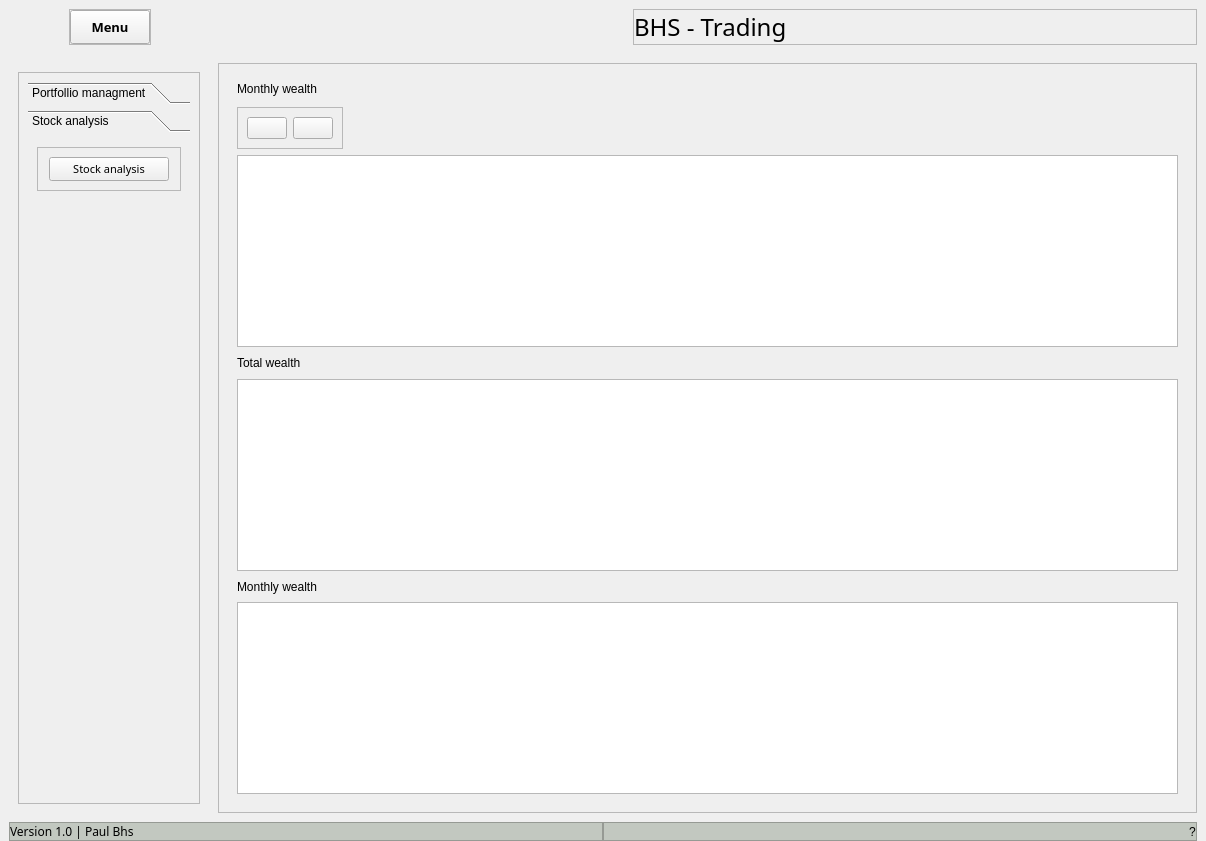
Pyodin/bhs-trading, file main.ui: the form before one commit.
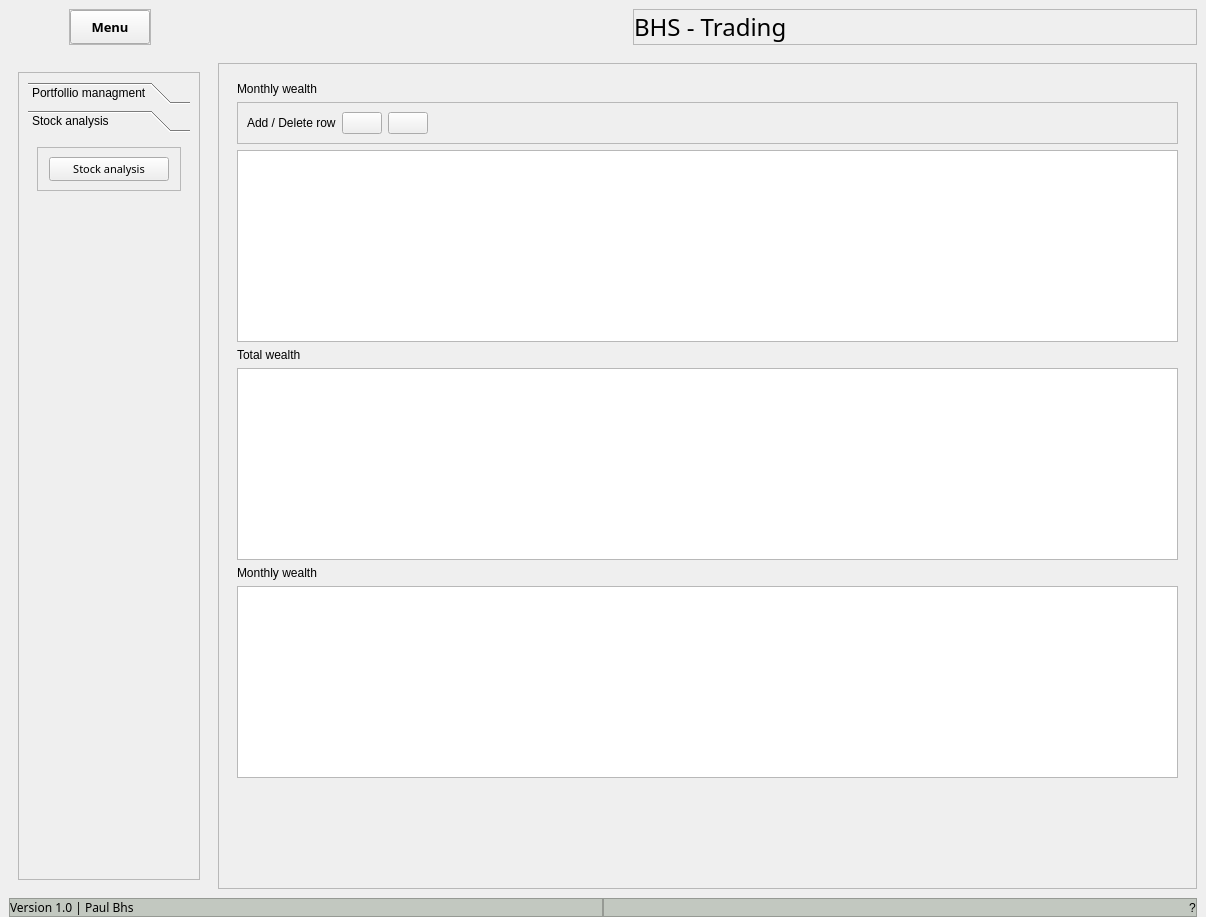
The form after the commit. The open tabs and pages were chosen to show the change. Icons and pictures are not drawn.

The edit to the form file:
```diff
--- a/main.ui
+++ b/main.ui
@@ -7,7 +7,7 @@
     <x>0</x>
     <y>0</y>
     <width>1206</width>
-    <height>841</height>
+    <height>917</height>
    </rect>
   </property>
   <property name="minimumSize">
@@ -301,7 +301,7 @@
                   <x>0</x>
                   <y>0</y>
                   <width>162</width>
-                  <height>650</height>
+                  <height>726</height>
                  </rect>
                 </property>
                 <attribute name="icon">
@@ -395,8 +395,8 @@
                  <rect>
                   <x>0</x>
                   <y>0</y>
-                  <width>162</width>
-                  <height>650</height>
+                  <width>98</width>
+                  <height>78</height>
                  </rect>
                 </property>
                 <attribute name="icon">
@@ -512,7 +512,7 @@
               <item alignment="Qt::AlignTop">
                <widget class="QLabel" name="label_4">
                 <property name="sizePolicy">
-                 <sizepolicy hsizetype="Preferred" vsizetype="Ignored">
+                 <sizepolicy hsizetype="Preferred" vsizetype="Preferred">
                   <horstretch>0</horstretch>
                   <verstretch>0</verstretch>
                  </sizepolicy>
@@ -522,7 +522,7 @@
                 </property>
                </widget>
               </item>
-              <item alignment="Qt::AlignLeft|Qt::AlignTop">
+              <item>
                <widget class="QFrame" name="frame_4">
                 <property name="sizePolicy">
                  <sizepolicy hsizetype="Preferred" vsizetype="Preferred">
@@ -537,6 +537,13 @@
                  <enum>QFrame::Raised</enum>
                 </property>
                 <layout class="QHBoxLayout" name="horizontalLayout_10">
+                 <item>
+                  <widget class="QLabel" name="label_3">
+                   <property name="text">
+                    <string>Add / Delete row</string>
+                   </property>
+                  </widget>
+                 </item>
                  <item>
                   <widget class="QPushButton" name="add_row_bt">
                    <property name="text">
@@ -559,6 +566,19 @@
                    </property>
                   </widget>
                  </item>
+                 <item>
+                  <spacer name="horizontalSpacer">
+                   <property name="orientation">
+                    <enum>Qt::Horizontal</enum>
+                   </property>
+                   <property name="sizeHint" stdset="0">
+                    <size>
+                     <width>40</width>
+                     <height>20</height>
+                    </size>
+                   </property>
+                  </spacer>
+                 </item>
                 </layout>
                </widget>
               </item>
@@ -603,7 +623,7 @@
                  <bool>true</bool>
                 </attribute>
                 <attribute name="verticalHeaderVisible">
-                 <bool>false</bool>
+                 <bool>true</bool>
                 </attribute>
                </widget>
               </item>
@@ -629,10 +649,23 @@
                  <bool>true</bool>
                 </attribute>
                 <attribute name="verticalHeaderVisible">
-                 <bool>false</bool>
+                 <bool>true</bool>
                 </attribute>
                </widget>
               </item>
+              <item>
+               <spacer name="verticalSpacer">
+                <property name="orientation">
+                 <enum>Qt::Vertical</enum>
+                </property>
+                <property name="sizeHint" stdset="0">
+                 <size>
+                  <width>20</width>
+                  <height>40</height>
+                 </size>
+                </property>
+               </spacer>
+              </item>
              </layout>
             </widget>
            </widget>
```
